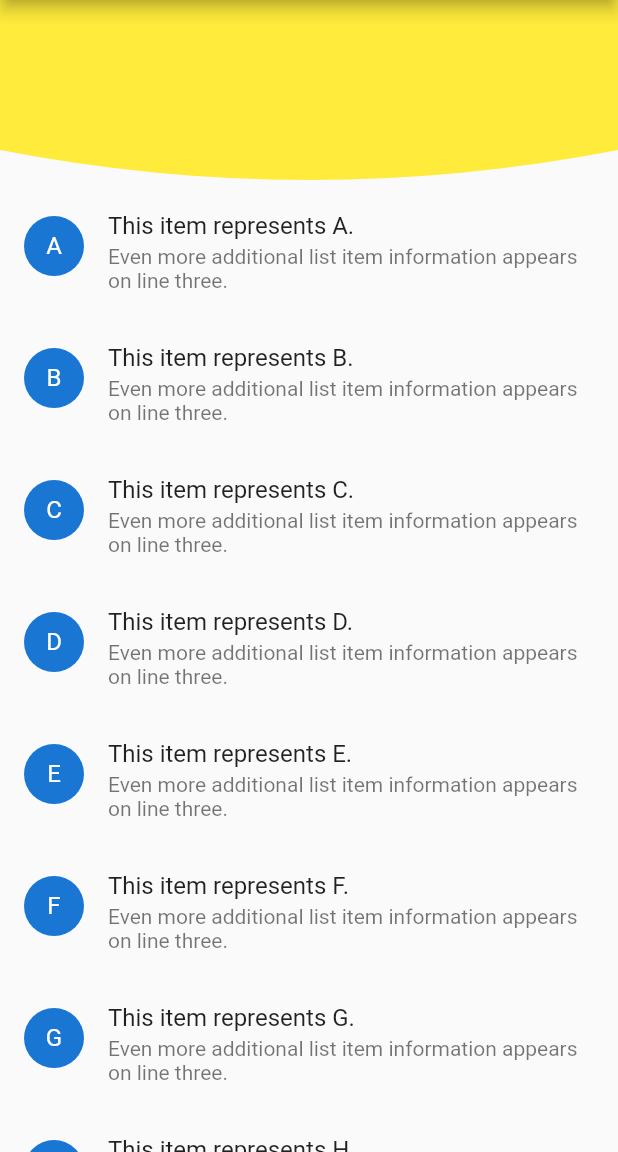
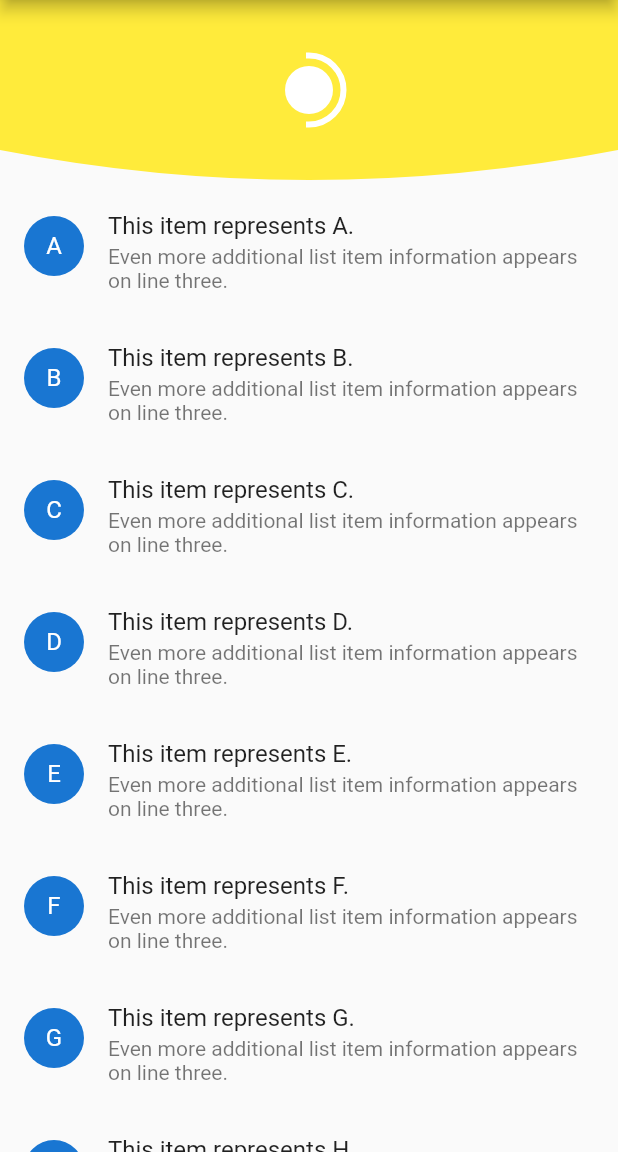
Before and after one commit to aagarwal1012/Liquid-Pull-To-Refresh, a Flutter app: the screen it shows after launch, on a phone screen of 412 x 824 dp, the part 84-1236 px from its top. Run offline on Flutter 3.47's test engine with Material 2 defaults, Android fonts, the light colour scheme and no system bars.

Commit message:
progress indicator made

```diff
--- a/lib/liquid_pull_to_refresh.dart
+++ b/lib/liquid_pull_to_refresh.dart
@@ -3,6 +3,7 @@ library liquid_pull_to_refresh;
 import 'dart:async';
 
 import 'package:flutter/material.dart';
+import 'package:liquid_pull_to_refresh/src/circular_progress.dart';
 import 'dart:math' as math;
 
 import 'package:liquid_pull_to_refresh/src/clipper.dart';
@@ -421,6 +422,16 @@ class _LiquidPullToRefreshState extends State<LiquidPullToRefresh>
           child: Container(
             height: 120.0,
             color: Colors.yellow,
+            child: Align(
+              alignment: Alignment.center,
+              child: CircularProgress(
+                progressCircleOpacity: 1.0,
+                innerCircleRadius: 16.0,
+                progressCircleBorderWidth: 4.0,
+                progressCircleRadius: 25.0,
+                progressPercent: 0.5,
+              ),
+            ),
           ),
         ),
       ),
@@ -521,9 +532,9 @@ class _LiquidPullToRefreshState extends State<LiquidPullToRefresh>
       children: <Widget>[
         AnimatedBuilder(
           animation: _positionController,
-          builder: (BuildContext buildContext, Widget child){
+          builder: (BuildContext buildContext, Widget child) {
             return Opacity(
-              opacity: (_childOpacityAnimation.value - (1/3)).clamp(0.0, 1.0),
+              opacity: (_childOpacityAnimation.value - (1 / 3)).clamp(0.0, 1.0),
               child: NotificationListener<ScrollNotification>(
                 key: _key,
                 onNotification: _handleScrollNotification,
--- /dev/null
+++ b/lib/src/circular_progress.dart
@@ -0,0 +1,117 @@
+import 'dart:math';
+
+import 'package:flutter/material.dart';
+
+class CircularProgress extends StatefulWidget {
+  final double innerCircleRadius;
+  final double progressPercent;
+  final double progressCircleOpacity;
+  final double progressCircleRadius;
+  final double progressCircleBorderWidth;
+  final Color backgroundColor;
+
+  const CircularProgress({
+    Key key,
+    this.innerCircleRadius,
+    this.progressPercent,
+    this.progressCircleRadius,
+    this.progressCircleBorderWidth,
+    this.backgroundColor,
+    this.progressCircleOpacity,
+  }) : super(key: key);
+
+  @override
+  _CircularProgressState createState() => _CircularProgressState();
+}
+
+class _CircularProgressState extends State<CircularProgress> {
+  @override
+  Widget build(BuildContext context) {
+    return Container(
+      height: widget.progressCircleRadius * 2,
+      width: widget.progressCircleRadius * 2,
+      child: Stack(
+        children: <Widget>[
+          Opacity(
+            opacity: widget.progressCircleOpacity,
+            child: Container(
+              height: widget.progressCircleRadius * 2,
+              width: widget.progressCircleRadius * 2,
+              child: CustomPaint(
+                painter: RingPainter(
+                  paintWidth: widget.progressCircleBorderWidth,
+                  progressPercent: widget.progressPercent,
+                  trackColor: Colors.white,
+                ),
+              ),
+            ),
+          ),
+          Align(
+            alignment: Alignment.center,
+            child: Container(
+              width: widget.innerCircleRadius * 2,
+              height: widget.innerCircleRadius * 2,
+              decoration: BoxDecoration(
+                shape: BoxShape.circle,
+                color: Colors.white,
+              ),
+            ),
+          )
+        ],
+      ),
+    );
+  }
+}
+
+class CircularProgressIndicator extends StatefulWidget {
+  @override
+  _CircularProgressIndicatorState createState() =>
+      _CircularProgressIndicatorState();
+}
+
+class _CircularProgressIndicatorState extends State<CircularProgressIndicator> {
+  @override
+  Widget build(BuildContext context) {
+    return Container();
+  }
+}
+
+class RingPainter extends CustomPainter {
+  final double paintWidth;
+  final Paint trackPaint;
+  final Color trackColor;
+  final double progressPercent;
+
+  RingPainter({
+    this.paintWidth,
+    this.progressPercent,
+    this.trackColor,
+  }) : trackPaint = Paint()
+          ..color = trackColor
+          ..style = PaintingStyle.stroke
+          ..strokeWidth = paintWidth
+          ..strokeCap = StrokeCap.square;
+
+  @override
+  void paint(Canvas canvas, Size size) {
+    final center = Offset(size.width / 2, size.height / 2);
+    final radius = (min(size.width, size.height) - paintWidth) / 2;
+
+    final progressAngle = 2 * pi * progressPercent;
+
+    canvas.drawArc(
+        Rect.fromCircle(
+          center: center,
+          radius: radius,
+        ),
+        -pi / 2,
+        progressAngle,
+        false,
+        trackPaint);
+  }
+
+  @override
+  bool shouldRepaint(CustomPainter oldDelegate) {
+    return true;
+  }
+}
```
